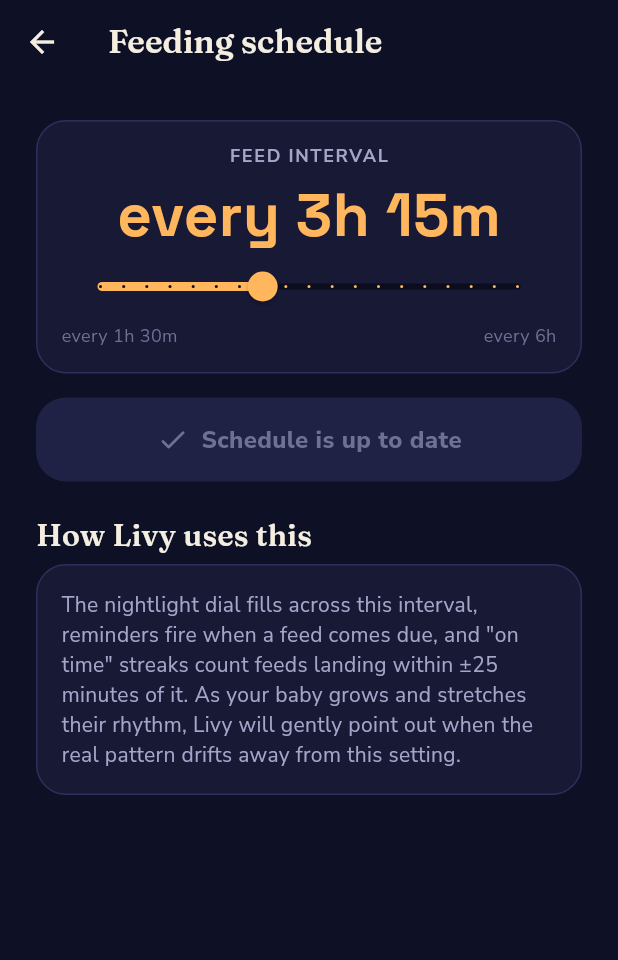
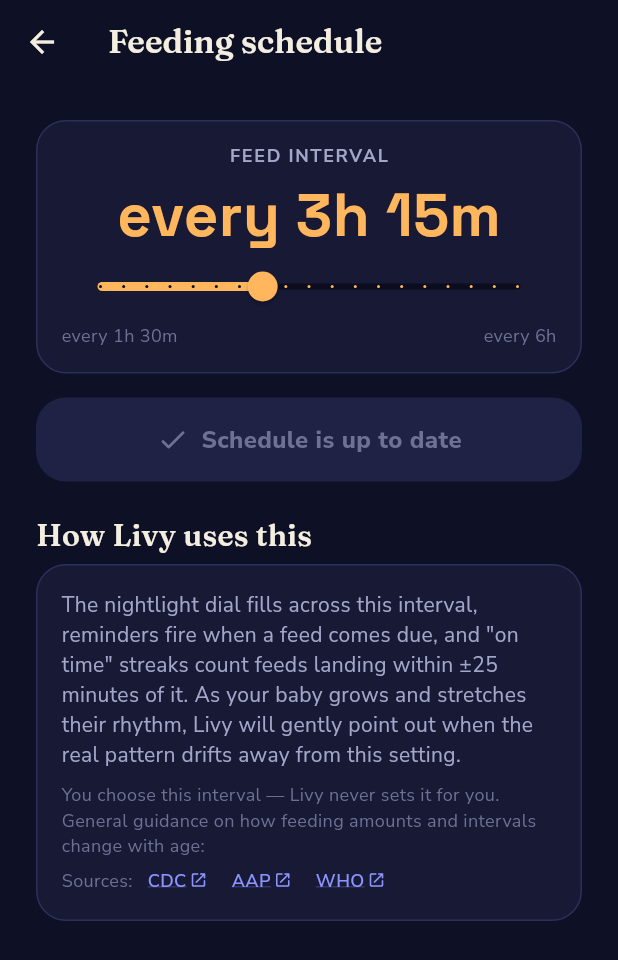
Before and after one commit to Nadir-Urbina/livy_fed_on_time, a Flutter app: the ScheduleScreen screen opened directly, on a phone screen of 412 x 824 dp. Shown: the top 960 px of the screen. Run offline on Flutter 3.47's test engine with Material 3 defaults, Android fonts, the phone set to English and light mode, and no system bars; our stand-ins replace audioplayers, cloud_firestore, cloud_functions, confetti, firebase_auth, firebase_core and 9 more; missing offline and left inert: purchases_flutter; accounts and stored records are empty; network calls fail.

Commit message:
Cite the sources behind Livy's health information (1.4.1)
App Review rejected 1.0.0 (3) under guideline 1.4.1: the solids dialog in
"Log a meal" named the CDC and the AAP without linking to them. Rather than
patch that one string, give every piece of general guidance a citation.

- lib/data/health_sources.dart is the single source of truth: 9 citations
  (publisher, title, URL, what it's cited for) grouped by topic. The CDC
  solids and formula-amount pages had both moved; these are the live paths.
- lib/widgets/citations.dart renders them — InlineCitations sits under a
  claim, CitationCard lists one, SourcesLink routes into the full list.
- lib/screens/guide/sources_screen.dart is that list, reachable from the Care
  hub, Settings -> About, the DisclaimerFooter under every guidance surface,
  the solids dialog, and the pediatrician-guide gate.

Cited inline: the meal sheet (dialog and a standing footer, since the dialog
shows once per caregiver), recommendations, feeding schedule, and recalls.

test/health_sources_test.dart guards the catalog and asserts every citation
renders, so new guidance copy can't ship uncited. Build bumped to 1.0.0+4.

Co-Authored-By: Claude Opus 5 <noreply@anthropic.com>

```diff
--- /dev/null
+++ b/lib/data/health_sources.dart
@@ -0,0 +1,169 @@
+/// Citations for every piece of general health information Livy shows.
+///
+/// App Store guideline 1.4.1 requires that health or medical information carry
+/// visible citations to its sources. Livy never diagnoses or prescribes, but
+/// she does repeat general public-health guidance (when solids typically
+/// start, how bottle amounts and intervals usually change, formula recalls) —
+/// so every one of those statements points here, and every entry here is a
+/// tappable link to the primary source.
+///
+/// Keep this the single place the URLs live. If a statement in the UI can't be
+/// traced to an entry below, either cite it or don't make it.
+class HealthCitation {
+  const HealthCitation({
+    required this.publisher,
+    required this.title,
+    required this.url,
+    required this.covers,
+  });
+
+  /// Short attribution shown inline next to the claim, e.g. "CDC".
+  final String publisher;
+
+  /// The document's own title, as published.
+  final String title;
+
+  final String url;
+
+  /// One line on what this source is being cited for — shown on the sources
+  /// screen so a reader can tell why it's listed.
+  final String covers;
+
+  /// Host shown under the link, e.g. "cdc.gov".
+  String get host => Uri.parse(url).host.replaceFirst('www.', '');
+}
+
+/// A titled set of citations — one topic Livy speaks about.
+class HealthSourceGroup {
+  const HealthSourceGroup({
+    required this.topic,
+    required this.blurb,
+    required this.citations,
+  });
+
+  final String topic;
+  final String blurb;
+  final List<HealthCitation> citations;
+}
+
+abstract final class HealthSources {
+  // ── Starting solids ───────────────────────────────────────────────────────
+  static const cdcSolids = HealthCitation(
+    publisher: 'CDC',
+    title: 'When, What, and How to Introduce Solid Foods',
+    url: 'https://www.cdc.gov/infant-toddler-nutrition/foods-and-drinks/'
+        'when-what-and-how-to-introduce-solid-foods.html',
+    covers: 'Solids starting at about 6 months, the readiness signs to look '
+        'for, and introducing one single-ingredient food at a time.',
+  );
+
+  static const aapSolids = HealthCitation(
+    publisher: 'AAP',
+    title: 'Starting Solid Foods',
+    url: 'https://www.healthychildren.org/English/ages-stages/baby/'
+        'feeding-nutrition/Pages/Starting-Solid-Foods.aspx',
+    covers: 'American Academy of Pediatrics guidance on when and how to begin '
+        'solid foods, published on HealthyChildren.org.',
+  );
+
+  static const cdcChoking = HealthCitation(
+    publisher: 'CDC',
+    title: 'Choking Hazards',
+    url: 'https://www.cdc.gov/infant-toddler-nutrition/foods-and-drinks/'
+        'choking-hazards.html',
+    covers: 'Foods and food shapes to avoid, and how to prepare first foods '
+        'so they are safe to eat.',
+  );
+
+  // ── Bottles: amounts and intervals ────────────────────────────────────────
+  static const cdcFormulaAmounts = HealthCitation(
+    publisher: 'CDC',
+    title: 'How Much and How Often to Feed Infant Formula',
+    url: 'https://www.cdc.gov/infant-toddler-nutrition/formula-feeding/'
+        'how-much-and-how-often.html',
+    covers: 'How feed amounts rise and intervals stretch as a baby grows, and '
+        'how formula and solids overlap from 6 to 12 months.',
+  );
+
+  static const aapFormulaSchedule = HealthCitation(
+    publisher: 'AAP',
+    title: 'Amount and Schedule of Baby Formula Feedings',
+    url: 'https://www.healthychildren.org/English/ages-stages/baby/'
+        'formula-feeding/Pages/Amount-and-Schedule-of-Formula-Feedings.aspx',
+    covers: 'American Academy of Pediatrics guidance on typical formula '
+        'amounts and feeding schedules by age.',
+  );
+
+  static const whoInfantFeeding = HealthCitation(
+    publisher: 'WHO',
+    title: 'Infant and young child feeding (fact sheet)',
+    url: 'https://www.who.int/news-room/fact-sheets/detail/'
+        'infant-and-young-child-feeding',
+    covers: 'World Health Organization guidance on feeding through the first '
+        'two years, for households outside the US.',
+  );
+
+  // ── Formula safety and recalls ────────────────────────────────────────────
+  static const fdaRecalls = HealthCitation(
+    publisher: 'FDA',
+    title: 'Recalls, Market Withdrawals, & Safety Alerts',
+    url: 'https://www.fda.gov/safety/recalls-market-withdrawals-safety-alerts',
+    covers: 'The official US recall notices. Livy mirrors these; this page is '
+        'the authority if the two ever disagree.',
+  );
+
+  static const openFdaApi = HealthCitation(
+    publisher: 'openFDA',
+    title: 'Food Enforcement Reports API',
+    url: 'https://open.fda.gov/apis/food/enforcement/',
+    covers: 'The exact feed Livy queries for the recall notices she shows.',
+  );
+
+  static const cdcFormulaPrep = HealthCitation(
+    publisher: 'CDC',
+    title: 'Infant Formula Preparation and Storage',
+    url: 'https://www.cdc.gov/infant-toddler-nutrition/formula-feeding/'
+        'preparation-and-storage.html',
+    covers: 'Safe mixing, warming, and storage of prepared formula.',
+  );
+
+  // ── Grouped for display ───────────────────────────────────────────────────
+  static const startingSolids = <HealthCitation>[
+    cdcSolids,
+    aapSolids,
+    cdcChoking,
+  ];
+
+  static const bottleFeeding = <HealthCitation>[
+    cdcFormulaAmounts,
+    aapFormulaSchedule,
+    whoInfantFeeding,
+  ];
+
+  static const formulaSafety = <HealthCitation>[
+    fdaRecalls,
+    openFdaApi,
+    cdcFormulaPrep,
+  ];
+
+  static const groups = <HealthSourceGroup>[
+    HealthSourceGroup(
+      topic: 'Starting solid foods',
+      blurb: 'Cited when Livy mentions the usual age for first foods, or asks '
+          'whether meals have started.',
+      citations: startingSolids,
+    ),
+    HealthSourceGroup(
+      topic: 'Bottle amounts & intervals',
+      blurb: 'Cited when Livy notes that feeds have stretched or amounts have '
+          'shifted, and on the feeding schedule screen.',
+      citations: bottleFeeding,
+    ),
+    HealthSourceGroup(
+      topic: 'Formula safety & recalls',
+      blurb: 'Where the recall notices come from, and how to prepare and '
+          'store formula safely.',
+      citations: formulaSafety,
+    ),
+  ];
+}
--- a/lib/screens/care/care_hub_screen.dart
+++ b/lib/screens/care/care_hub_screen.dart
@@ -11,6 +11,7 @@ import '../caregivers/caregivers_screen.dart';
 import '../guide/pediatrician_guide_screen.dart';
 import '../guide/recommendations_screen.dart';
 import '../journal/formula_journal_screen.dart';
+import '../guide/sources_screen.dart';
 import '../recalls/recalls_screen.dart';
 import '../settings/settings_screen.dart';
 
@@ -80,6 +81,13 @@ class CareHubScreen extends StatelessWidget {
             title: 'Caregivers',
             subtitle: '$caregivers of 5 household seats in use',
             builder: (_) => const CaregiversScreen(),
+          ),
+          _HubTile(
+            icon: Icons.menu_book_outlined,
+            color: LivyColors.butter,
+            title: 'Sources & references',
+            subtitle: 'Where Livy\'s general guidance comes from',
+            builder: (_) => const SourcesScreen(),
           ),
           _HubTile(
             icon: Icons.tune_rounded,
--- a/lib/screens/guide/pediatrician_guide_screen.dart
+++ b/lib/screens/guide/pediatrician_guide_screen.dart
@@ -10,6 +10,7 @@ import '../../theme/theme.dart';
 import '../../theme/tokens.dart';
 import '../../widgets/common.dart';
 import '../../widgets/mascot_view.dart';
+import 'sources_screen.dart';
 
 /// Symptom log → pediatrician conversation guide. Compiles the caregiver's own
 /// recent entries into a clean, shareable summary with talking-point prompts.
@@ -54,6 +55,11 @@ class _PediatricianGuideScreenState extends State<PediatricianGuideScreen> {
           style: LivyType.body(size: 14, color: LivyColors.mist),
         ),
         actions: [
+          TextButton(
+            onPressed: () => SourcesScreen.open(dialogContext),
+            child: Text('Sources',
+                style: LivyType.body(color: LivyColors.periwinkle)),
+          ),
           TextButton(
             onPressed: () => Navigator.of(dialogContext).pop(false),
             child: Text('Go back', style: LivyType.body(color: LivyColors.mist)),
--- a/lib/screens/recalls/recalls_screen.dart
+++ b/lib/screens/recalls/recalls_screen.dart
@@ -3,10 +3,12 @@ import 'package:intl/intl.dart';
 import 'package:provider/provider.dart';
 
 import '../../data/app_state.dart';
+import '../../data/health_sources.dart';
 import '../../models/mascots.dart';
 import '../../models/models.dart';
 import '../../theme/theme.dart';
 import '../../theme/tokens.dart';
+import '../../widgets/citations.dart';
 import '../../widgets/common.dart';
 
 /// FDA recall alerts, matched to the household's logged formula brands, with
@@ -114,6 +116,8 @@ class _RecallsScreenState extends State<RecallsScreen> {
               'the product packaging directly if you suspect a recall.',
               style: LivyType.body(size: 11, color: LivyColors.faint),
             ),
+            const SizedBox(height: LivySpace.sm),
+            const InlineCitations(HealthSources.formulaSafety, compact: true),
           ],
         ),
       ),
--- a/lib/screens/schedule/schedule_screen.dart
+++ b/lib/screens/schedule/schedule_screen.dart
@@ -2,10 +2,12 @@ import 'package:flutter/material.dart';
 import 'package:provider/provider.dart';
 
 import '../../data/app_state.dart';
+import '../../data/health_sources.dart';
 import '../../models/models.dart';
 import '../../services/haptics.dart';
 import '../../theme/theme.dart';
 import '../../theme/tokens.dart';
+import '../../widgets/citations.dart';
 import '../../widgets/common.dart';
 
 /// Manual scheduling with approval-gated changes: the account holder edits
@@ -148,12 +150,25 @@ class _ScheduleScreenState extends State<ScheduleScreen> {
           ],
           const SectionHeader('How Livy uses this'),
           VoxelCard(
-            child: Text(
-              'The nightlight dial fills across this interval, reminders fire when a feed '
-              'comes due, and "on time" streaks count feeds landing within ±25 minutes of '
-              'it. As your baby grows and stretches their rhythm, Livy will gently point '
-              'out when the real pattern drifts away from this setting.',
-              style: LivyType.body(size: 14, color: LivyColors.mist),
+            child: Column(
+              crossAxisAlignment: CrossAxisAlignment.start,
+              children: [
+                Text(
+                  'The nightlight dial fills across this interval, reminders fire when a feed '
+                  'comes due, and "on time" streaks count feeds landing within ±25 minutes of '
+                  'it. As your baby grows and stretches their rhythm, Livy will gently point '
+                  'out when the real pattern drifts away from this setting.',
+                  style: LivyType.body(size: 14, color: LivyColors.mist),
+                ),
+                const SizedBox(height: LivySpace.sm),
+                Text(
+                  'You choose this interval — Livy never sets it for you. General '
+                  'guidance on how feeding amounts and intervals change with age:',
+                  style: LivyType.body(size: 12, color: LivyColors.faint),
+                ),
+                const SizedBox(height: LivySpace.xs),
+                const InlineCitations(HealthSources.bottleFeeding),
+              ],
             ),
           ),
         ],
--- /dev/null
+++ b/lib/widgets/citations.dart
@@ -0,0 +1,175 @@
+import 'package:flutter/material.dart';
+
+import '../data/health_sources.dart';
+import '../legal_links.dart';
+import '../screens/guide/sources_screen.dart';
+import '../theme/theme.dart';
+import '../theme/tokens.dart';
+
+/// Compact, tappable attributions shown directly beneath a piece of general
+/// health information — "Sources: CDC · AAP · CDC ↗". Each chip opens the
+/// primary document in the browser.
+///
+/// Anywhere Livy states general guidance rather than the household's own
+/// logged data, one of these belongs immediately under it.
+class InlineCitations extends StatelessWidget {
+  const InlineCitations(
+    this.citations, {
+    super.key,
+    this.label = 'Sources',
+    this.compact = false,
+  });
+
+  final List<HealthCitation> citations;
+  final String label;
+
+  /// Drops the type down a size for dialogs and dense footers.
+  final bool compact;
+
+  @override
+  Widget build(BuildContext context) {
+    final size = compact ? 11.0 : 12.0;
+    return Wrap(
+      crossAxisAlignment: WrapCrossAlignment.center,
+      spacing: LivySpace.xs,
+      runSpacing: LivySpace.xs,
+      children: [
+        Text('$label:', style: LivyType.body(size: size, color: LivyColors.faint)),
+        for (final c in citations) _CitationChip(citation: c, size: size),
+      ],
+    );
+  }
+}
+
+class _CitationChip extends StatelessWidget {
+  const _CitationChip({required this.citation, required this.size});
+
+  final HealthCitation citation;
+  final double size;
+
+  @override
+  Widget build(BuildContext context) {
+    return InkWell(
+      borderRadius: BorderRadius.circular(LivyRadius.pill),
+      onTap: () => LegalLinks.open(citation.url),
+      child: Padding(
+        padding: const EdgeInsets.symmetric(horizontal: 6, vertical: 2),
+        child: Row(
+          mainAxisSize: MainAxisSize.min,
+          children: [
+            Text(
+              citation.publisher,
+              style: LivyType.body(
+                size: size,
+                color: LivyColors.periwinkle,
+                weight: FontWeight.w600,
+              ).copyWith(
+                decoration: TextDecoration.underline,
+                decorationColor: LivyColors.periwinkle.withValues(alpha: 0.5),
+              ),
+            ),
+            const SizedBox(width: 2),
+            Icon(Icons.open_in_new_rounded,
+                size: size, color: LivyColors.periwinkle),
+          ],
+        ),
+      ),
+    );
+  }
+}
+
+/// One full citation, as listed on the sources screen: publisher, document
+/// title, what it's cited for, and the link.
+class CitationCard extends StatelessWidget {
+  const CitationCard({super.key, required this.citation});
+
+  final HealthCitation citation;
+
+  @override
+  Widget build(BuildContext context) {
+    return Padding(
+      padding: const EdgeInsets.only(bottom: LivySpace.sm),
+      child: Semantics(
+        link: true,
+        child: InkWell(
+          borderRadius: BorderRadius.circular(LivyRadius.md),
+          onTap: () => LegalLinks.open(citation.url),
+          child: Container(
+            padding: const EdgeInsets.all(LivySpace.md),
+            decoration: BoxDecoration(
+              color: LivyColors.surface,
+              borderRadius: BorderRadius.circular(LivyRadius.md),
+              border: Border.all(color: LivyColors.outline),
+            ),
+            child: Row(
+              crossAxisAlignment: CrossAxisAlignment.start,
+              children: [
+                Expanded(
+                  child: Column(
+                    crossAxisAlignment: CrossAxisAlignment.start,
+                    children: [
+                      Text(citation.publisher,
+                          style: LivyType.label(size: 10, color: LivyColors.amber)),
+                      const SizedBox(height: 2),
+                      Text(citation.title,
+                          style: LivyType.body(size: 15, weight: FontWeight.w600)),
+                      const SizedBox(height: 4),
+                      Text(citation.covers,
+                          style: LivyType.body(size: 13, color: LivyColors.mist)),
+                      const SizedBox(height: LivySpace.sm),
+                      Text(
+                        citation.url,
+                        style: LivyType.body(size: 11, color: LivyColors.periwinkle)
+                            .copyWith(
+                          decoration: TextDecoration.underline,
+                          decorationColor:
+                              LivyColors.periwinkle.withValues(alpha: 0.5),
+                        ),
+                      ),
+                    ],
+                  ),
+                ),
+                const SizedBox(width: LivySpace.sm),
+                Icon(Icons.open_in_new_rounded,
+                    size: 18, color: LivyColors.faint),
+              ],
+            ),
+          ),
+        ),
+      ),
+    );
+  }
+}
+
+/// "Where this comes from" — the standing route into the full source list.
+class SourcesLink extends StatelessWidget {
+  const SourcesLink({super.key, this.label = 'Where this comes from'});
+
+  final String label;
+
+  @override
+  Widget build(BuildContext context) {
+    return InkWell(
+      borderRadius: BorderRadius.circular(LivyRadius.sm),
+      onTap: () => SourcesScreen.open(context),
+      child: Padding(
+        padding: const EdgeInsets.symmetric(vertical: 4),
+        child: Row(
+          mainAxisSize: MainAxisSize.min,
+          children: [
+            Icon(Icons.menu_book_outlined, size: 14, color: LivyColors.periwinkle),
+            const SizedBox(width: 4),
+            Text(
+              label,
+              style: LivyType.body(
+                size: 12,
+                color: LivyColors.periwinkle,
+                weight: FontWeight.w600,
+              ),
+            ),
+          ],
+        ),
+      ),
+    );
+  }
+}
--- a/pubspec.yaml
+++ b/pubspec.yaml
@@ -16,7 +16,7 @@ publish_to: 'none' # Remove this line if you wish to publish to pub.dev
 # https://developer.apple.com/library/archive/documentation/General/Reference/InfoPlistKeyReference/Articles/CoreFoundationKeys.html
 # In Windows, build-name is used as the major, minor, and patch parts
 # of the product and file versions while build-number is used as the build suffix.
-version: 1.0.0+3
+version: 1.0.0+4
 
 environment:
   sdk: ^3.11.5
```
Also changed, not shown: lib/screens/guide/recommendations_screen.dart (+15 -5 lines), lib/screens/guide/sources_screen.dart (added, +104 -0 lines), lib/screens/home/log_meal_sheet.dart (+37 -0 lines), lib/screens/settings/settings_screen.dart (+13 -0 lines), lib/widgets/common.dart (+39 -6 lines), 2 other files.
